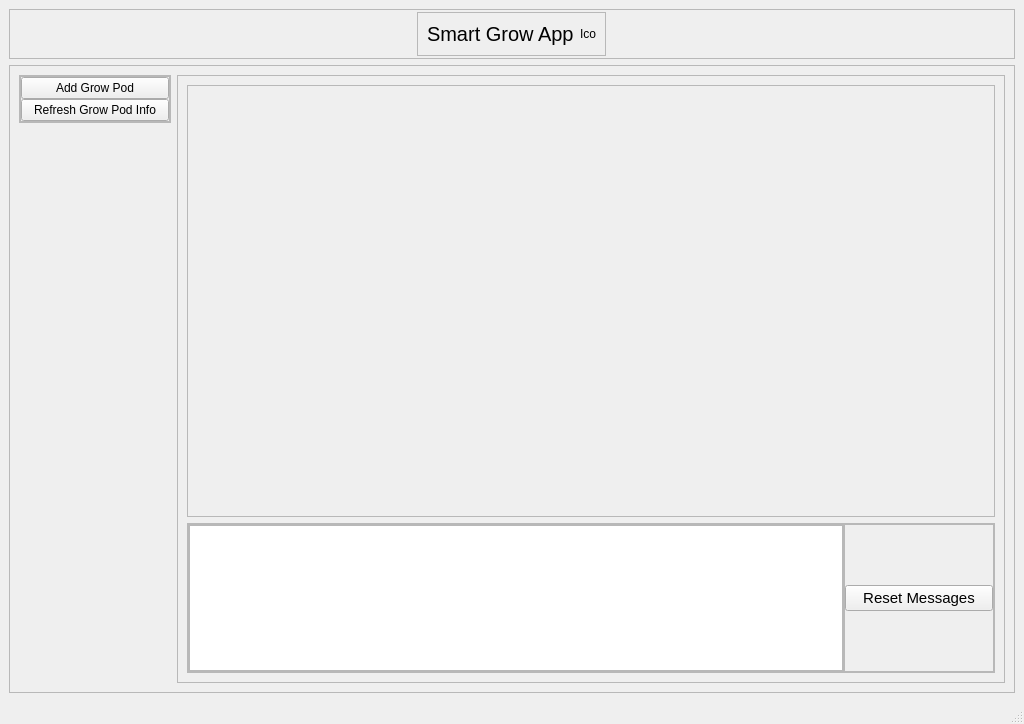
Before: the Qt Designer form GUI/smartGrow/form.ui in sgomez14/ec601_smartGrow, drawn with Qt 5.
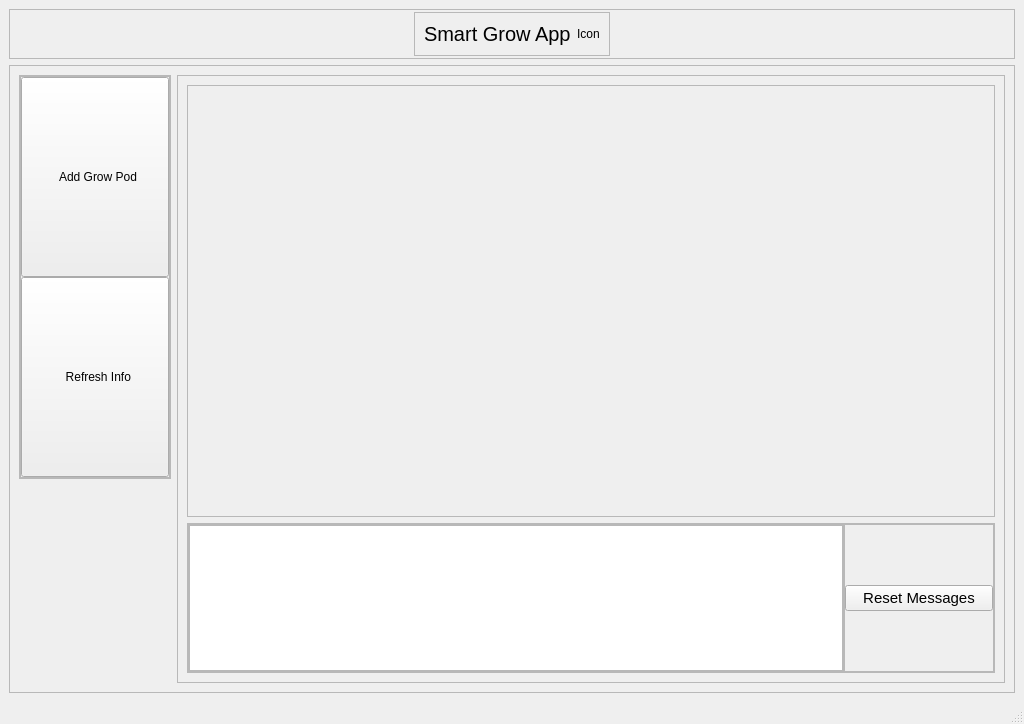
After: the same form once the commit is applied. Icons and pictures are not drawn.

Commit message: basic outline of main page GUI done

Diff of the .ui file:
```diff
--- a/GUI/smartGrow/form.ui
+++ b/GUI/smartGrow/form.ui
@@ -81,7 +81,7 @@
           <item>
            <widget class="QLabel" name="logoIcon">
             <property name="text">
-             <string>Ico</string>
+             <string>Icon</string>
             </property>
            </widget>
           </item>
@@ -108,6 +108,12 @@
       <layout class="QHBoxLayout" name="horizontalLayout">
        <item alignment="Qt::AlignLeft|Qt::AlignTop">
         <widget class="QFrame" name="sidebar">
+         <property name="minimumSize">
+          <size>
+           <width>150</width>
+           <height>0</height>
+          </size>
+         </property>
          <property name="frameShape">
           <enum>QFrame::StyledPanel</enum>
          </property>
@@ -132,6 +138,12 @@
           </property>
           <item>
            <widget class="QFrame" name="sideButtons">
+            <property name="sizePolicy">
+             <sizepolicy hsizetype="Preferred" vsizetype="Expanding">
+              <horstretch>0</horstretch>
+              <verstretch>0</verstretch>
+             </sizepolicy>
+            </property>
             <property name="minimumSize">
              <size>
               <width>150</width>
@@ -140,10 +152,15 @@
             </property>
             <property name="maximumSize">
              <size>
-              <width>150</width>
+              <width>0</width>
               <height>16777215</height>
              </size>
             </property>
+            <property name="font">
+             <font>
+              <pointsize>9</pointsize>
+             </font>
+            </property>
             <property name="frameShape">
              <enum>QFrame::StyledPanel</enum>
             </property>
@@ -168,15 +185,41 @@
              </property>
              <item>
               <widget class="QPushButton" name="addGrowPodButton">
+               <property name="minimumSize">
+                <size>
+                 <width>0</width>
+                 <height>200</height>
+                </size>
+               </property>
                <property name="text">
-                <string>Add Grow Pod</string>
+                <string>  Add Grow Pod</string>
+               </property>
+               <property name="icon">
+                <iconset>
+                 <normaloff>resources/icons/plus-circle.svg</normaloff>resources/icons/plus-circle.svg</iconset>
                </property>
               </widget>
              </item>
              <item>
               <widget class="QPushButton" name="refreshGrowPodInfoButton">
+               <property name="minimumSize">
+                <size>
+                 <width>0</width>
+                 <height>200</height>
+                </size>
+               </property>
                <property name="text">
-                <string>Refresh Grow Pod Info</string>
+                <string>  Refresh Info</string>
+               </property>
+               <property name="icon">
+                <iconset>
+                 <normaloff>resources/icons/refresh-cw.svg</normaloff>resources/icons/refresh-cw.svg</iconset>
+               </property>
+               <property name="iconSize">
+                <size>
+                 <width>20</width>
+                 <height>20</height>
+                </size>
                </property>
               </widget>
              </item>
```
Left out of the diff: 17 changed lines with no effect on the pictures. The commit also changes 5 other files.
